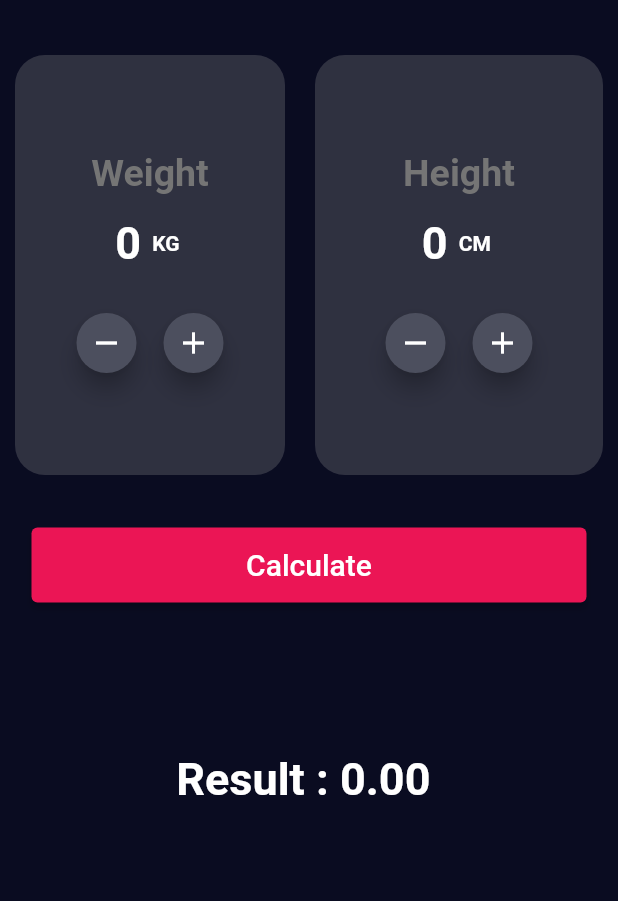
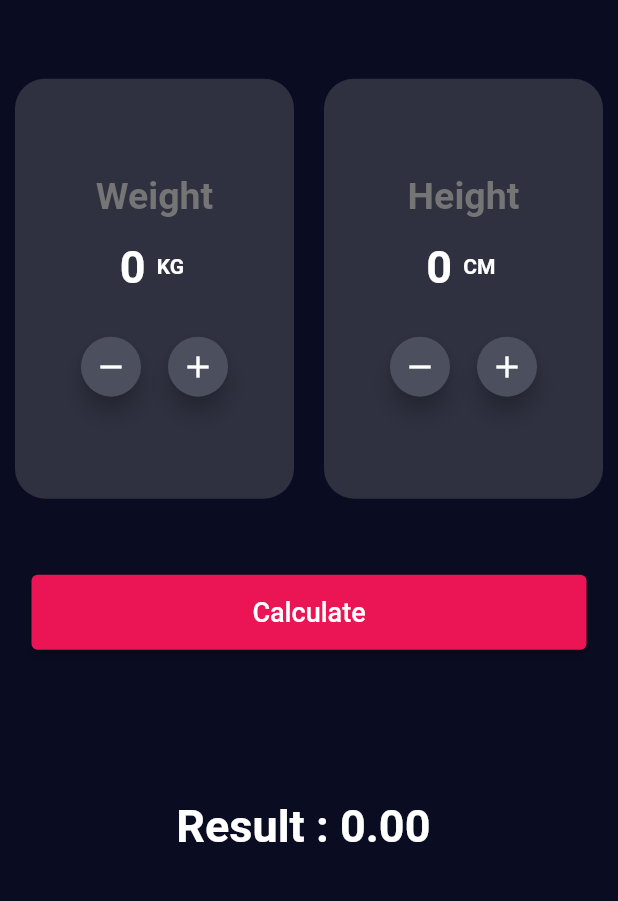
Before and after one commit to AhmedKamalElreidi/bmi_calculator, a Flutter app: the screen it shows after launch, on a phone screen of 412 x 824 dp, the part 59-960 px from its top. Run offline on Flutter 3.47's test engine with Material 2 defaults, Android fonts, the phone set to English and light mode, and no system bars.

Commit message:
flutter-dart-update

```diff
--- a/lib/home.dart
+++ b/lib/home.dart
@@ -48,11 +48,13 @@ class _HomePageState extends State<HomePage> {
       ),
       body: Column(
         children: [
-          Row(
+          Expanded(
+            child: Row(
               children: [
-              Container(
+                Expanded(
+                  child: Container(
                       margin: const EdgeInsets.symmetric(horizontal: 10,vertical: 20),
-                  width: 180,
+
                       height: 280,
                       decoration: BoxDecoration(
                       color: Colors.grey.withOpacity(0.25),
@@ -104,10 +106,11 @@ class _HomePageState extends State<HomePage> {
                           ),
                       ),
                   ),
+                ),
                   Expanded(
                     child: Container(
                       margin: const EdgeInsets.symmetric(horizontal: 10,vertical: 20),
-                    width: 180,
+
                       height: 280,
                       decoration: BoxDecoration(
                       color: Colors.grey.withOpacity(0.25),
@@ -162,6 +165,7 @@ class _HomePageState extends State<HomePage> {
                   ),
               ],
             ),
+          ),
           const SizedBox(height: 15,),
           ElevatedButton(
             onPressed: (){
@@ -176,13 +180,20 @@ class _HomePageState extends State<HomePage> {
             //   borderRadius: BorderRadius.circular(30), // <-- Radius
             // ),
             ),
-            child: const Text("Calculate",style: TextStyle(color: Colors.white,fontSize: 20),),
+            child: const Text("Calculate",style: TextStyle(color: Colors.white,fontSize: 18),),
             ),
+            Expanded(
+              child:Column(
+              children: [
                   const SizedBox(height: 100,),
            Text("Result : ${bmi.toStringAsFixed(2)} ",style: const TextStyle(color: Colors.white,fontSize: 30,fontWeight: FontWeight.bold),),
           const SizedBox(height: 30,),
            Text(type,style: const TextStyle(color: Colors.green,fontSize: 30,),),
               ],
+            )
+             ),
+
+        ],
       ) ,
     );
   }
```
Lines whose indentation alone changed are shown as unchanged.
